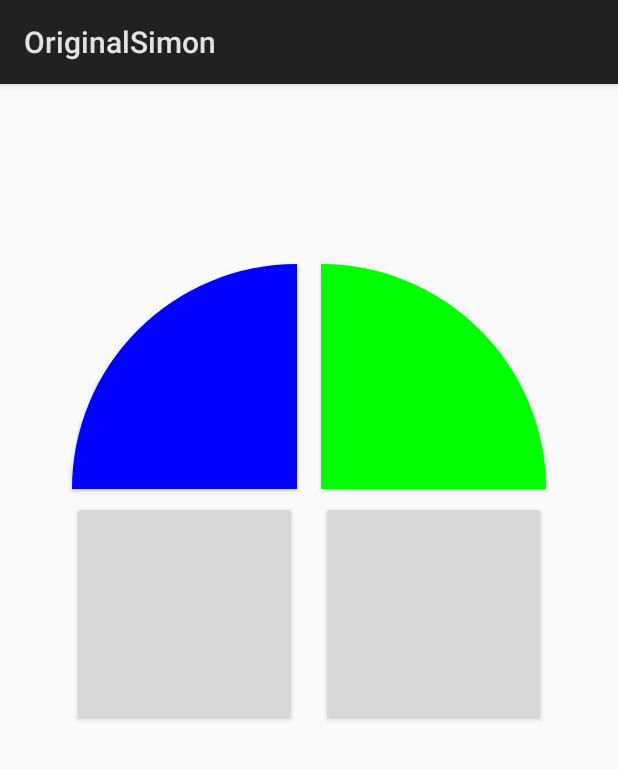
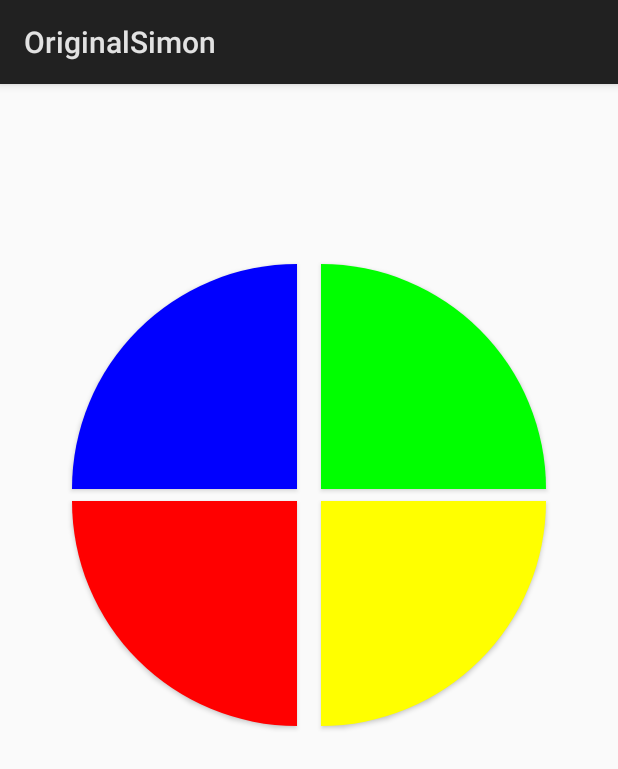
Before and after one commit to Larmstrong1626/Assignment_2, an Android app: the OriginalSimon screen opened directly, with no data from a screen before it, on a phone screen of 412 x 824 dp. Shown: the top 769 px of the screen. Run offline under Robolectric (Android 15) with nearby library versions, the phone set to English and light mode, and no system bars.

Commit message:
Added game buttons, formatted

```diff
--- a/app/src/main/res/drawable/buttons_bl.xml
+++ b/app/src/main/res/drawable/buttons_bl.xml
@@ -2,8 +2,10 @@
 <shape xmlns:android="http://schemas.android.com/apk/res/android"
     android:shape="rectangle">
 
-    <corners android:radius="20dp"/>
-    <solid android:color="#0d1dac"/>
+    <corners android:radius="1dp"
+        android:bottomRightRadius="0dp" android:bottomLeftRadius="150dp"
+        android:topLeftRadius="0dp" android:topRightRadius="0dp"/>
+    <solid android:color="#FF0000"/>
     <padding
         android:bottom="5dp"
         android:left="10dp"
--- a/app/src/main/res/drawable/buttons_br.xml
+++ b/app/src/main/res/drawable/buttons_br.xml
@@ -2,8 +2,10 @@
 <shape xmlns:android="http://schemas.android.com/apk/res/android"
     android:shape="rectangle">
 
-    <corners android:radius="20dp"/>
-    <solid android:color="#0d1dac"/>
+    <corners android:radius="1dp"
+        android:bottomRightRadius="150dp" android:bottomLeftRadius="0dp"
+        android:topLeftRadius="0dp" android:topRightRadius="0dp"/>
+    <solid android:color="#FFFF00"/>
     <padding
         android:bottom="5dp"
         android:left="10dp"
--- a/app/src/main/res/layout/activity_original_simon.xml
+++ b/app/src/main/res/layout/activity_original_simon.xml
@@ -30,6 +30,7 @@
         android:layout_width="150dp"
         android:layout_height="150dp"
         android:layout_marginTop="8dp"
+        android:background="@drawable/buttons_bl"
         app:layout_constraintEnd_toEndOf="@+id/buttontl"
         app:layout_constraintTop_toBottomOf="@+id/buttontl" />
 
@@ -37,6 +38,7 @@
         android:id="@+id/buttonbr"
         android:layout_width="150dp"
         android:layout_height="150dp"
+        android:background="@drawable/buttons_br"
         app:layout_constraintStart_toStartOf="@+id/buttontr"
         app:layout_constraintTop_toTopOf="@+id/buttonbl" />
 
```
